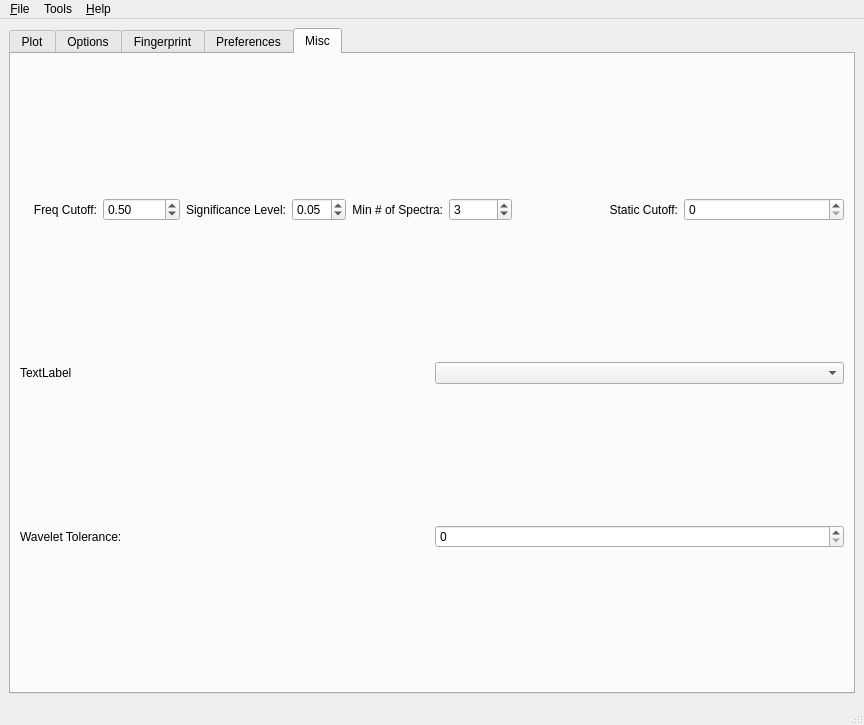
mfitzp/toolz, file SimpleView/main.ui: the form before one commit.
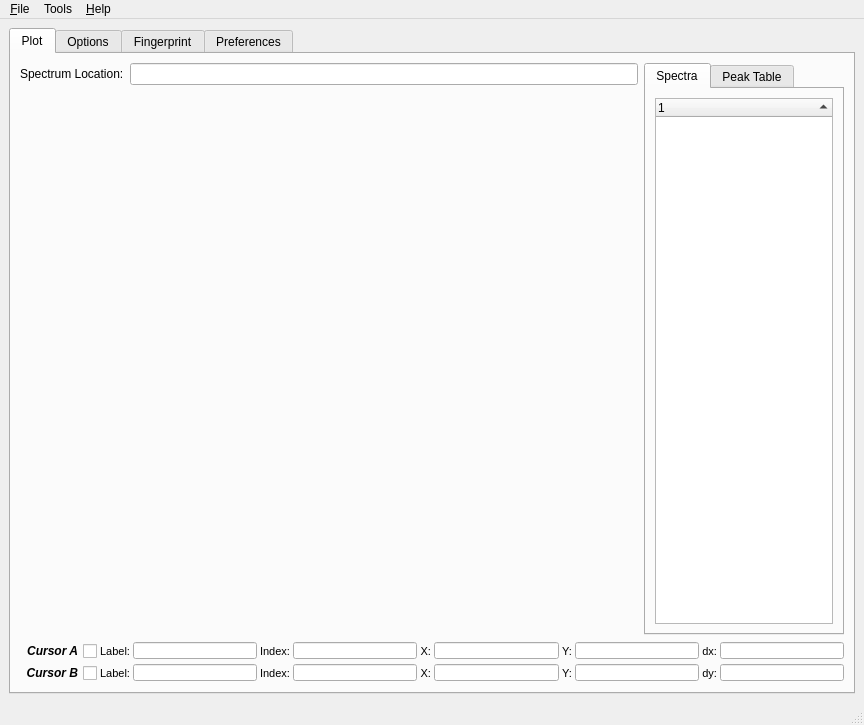
The form after the commit. The open tabs and pages were chosen to show the change. Icons and pictures are not drawn. Custom widgets are drawn as their Qt base class.

The edit to the form file:
```diff
--- a/SimpleView/main.ui
+++ b/SimpleView/main.ui
@@ -19,6 +19,9 @@
    <layout class="QGridLayout" >
     <item row="0" column="0" >
      <widget class="QTabWidget" name="tabWidget" >
+      <property name="enabled" >
+       <bool>true</bool>
+      </property>
       <property name="currentIndex" >
        <number>0</number>
       </property>
@@ -1691,155 +1694,6 @@
         </item>
        </layout>
       </widget>
-      <widget class="QWidget" name="tab" >
-       <attribute name="title" >
-        <string>Misc</string>
-       </attribute>
-       <layout class="QGridLayout" >
-        <item row="2" column="0" >
-         <layout class="QHBoxLayout" >
-          <item>
-           <layout class="QHBoxLayout" >
-            <item>
-             <widget class="QLabel" name="label_29" >
-              <property name="text" >
-               <string>Freq Cutoff:</string>
-              </property>
-              <property name="alignment" >
-               <set>Qt::AlignRight|Qt::AlignTrailing|Qt::AlignVCenter</set>
-              </property>
-             </widget>
-            </item>
-            <item>
-             <widget class="QDoubleSpinBox" name="freqCutoff_SB_2" >
-              <property name="decimals" >
-               <number>2</number>
-              </property>
-              <property name="minimum" >
-               <double>0.010000000000000</double>
-              </property>
-              <property name="maximum" >
-               <double>1.000000000000000</double>
-              </property>
-              <property name="singleStep" >
-               <double>0.050000000000000</double>
-              </property>
-              <property name="value" >
-               <double>0.500000000000000</double>
-              </property>
-             </widget>
-            </item>
-           </layout>
-          </item>
-          <item>
-           <layout class="QHBoxLayout" >
-            <item>
-             <widget class="QLabel" name="label_30" >
-              <property name="text" >
-               <string>Significance Level:</string>
-              </property>
-              <property name="alignment" >
-               <set>Qt::AlignRight|Qt::AlignTrailing|Qt::AlignVCenter</set>
-              </property>
-             </widget>
-            </item>
-            <item>
-             <widget class="QDoubleSpinBox" name="sigLvl_SB_2" >
-              <property name="decimals" >
-               <number>2</number>
-              </property>
-              <property name="minimum" >
-               <double>0.010000000000000</double>
-              </property>
-              <property name="maximum" >
-               <double>1.000000000000000</double>
-              </property>
-              <property name="singleStep" >
-               <double>0.050000000000000</double>
-              </property>
-              <property name="value" >
-               <double>0.050000000000000</double>
-              </property>
-             </widget>
-            </item>
-           </layout>
-          </item>
-          <item>
-           <layout class="QHBoxLayout" >
-            <item>
-             <widget class="QLabel" name="label_31" >
-              <property name="text" >
-               <string>Min # of Spectra:</string>
-              </property>
-              <property name="alignment" >
-               <set>Qt::AlignRight|Qt::AlignTrailing|Qt::AlignVCenter</set>
-              </property>
-             </widget>
-            </item>
-            <item>
-             <widget class="QSpinBox" name="minSpectra_SB_2" >
-              <property name="minimum" >
-               <number>1</number>
-              </property>
-              <property name="value" >
-               <number>3</number>
-              </property>
-             </widget>
-            </item>
-           </layout>
-          </item>
-          <item>
-           <widget class="QLabel" name="test" >
-            <property name="text" >
-             <string>Static Cutoff:</string>
-            </property>
-            <property name="alignment" >
-             <set>Qt::AlignRight|Qt::AlignTrailing|Qt::AlignVCenter</set>
-            </property>
-           </widget>
-          </item>
-          <item>
-           <widget class="QSpinBox" name="test2" >
-            <property name="toolTip" >
-             <string>&lt;html>&lt;head>&lt;meta name="qrichtext" content="1" />&lt;style type="text/css">
-p, li { white-space: pre-wrap; }
-&lt;/style>&lt;/head>&lt;body style=" font-family:'MS Shell Dlg 2'; font-size:8.25pt; font-weight:400; font-style:normal;">
-&lt;p style=" margin-top:0px; margin-bottom:0px; margin-left:0px; margin-right:0px; -qt-block-indent:0; text-indent:0px;">This is the minimum value in absolute counts (i.e. not normalized) to be considered for peak picking.&lt;/p>&lt;/body>&lt;/html></string>
-            </property>
-           </widget>
-          </item>
-         </layout>
-        </item>
-        <item row="3" column="0" >
-         <layout class="QHBoxLayout" >
-          <item>
-           <widget class="QLabel" name="label_20" >
-            <property name="text" >
-             <string>TextLabel</string>
-            </property>
-           </widget>
-          </item>
-          <item>
-           <widget class="QComboBox" name="comboBox_2" />
-          </item>
-         </layout>
-        </item>
-        <item row="4" column="0" >
-         <layout class="QHBoxLayout" >
-          <item>
-           <widget class="QLabel" name="label_18" >
-            <property name="text" >
-             <string>Wavelet Tolerance:</string>
-            </property>
-           </widget>
-          </item>
-          <item>
-           <widget class="QSpinBox" name="spinBox" />
-          </item>
-         </layout>
-        </item>
-       </layout>
-      </widget>
      </widget>
     </item>
    </layout>
```
Left out of the diff: 5 changed lines with no effect on the pictures.
